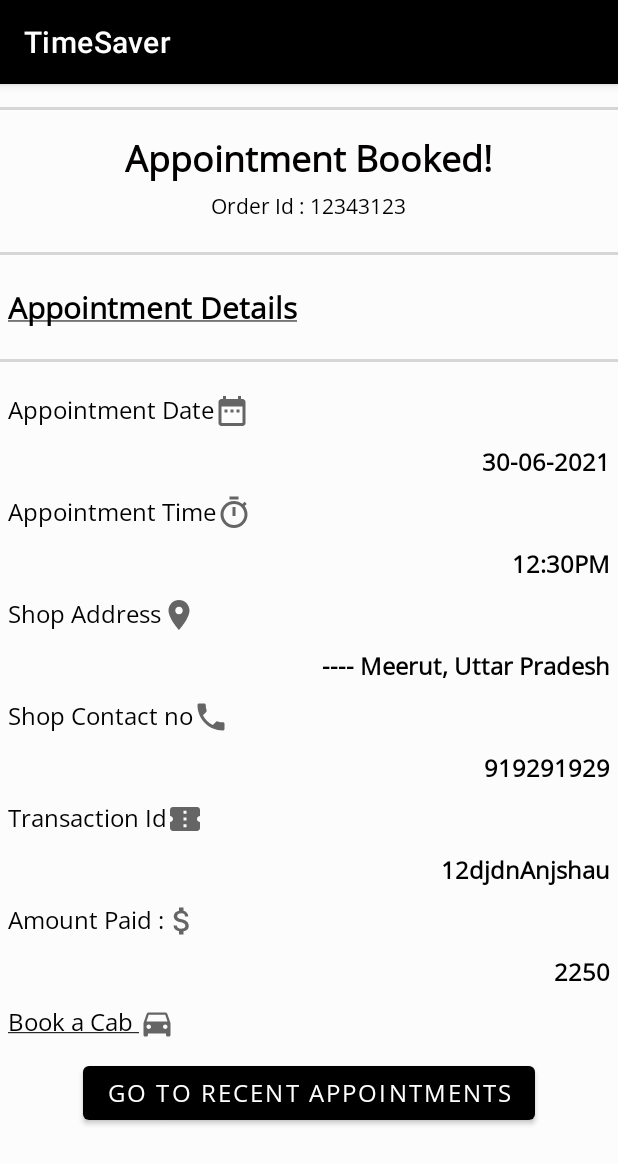
After one commit to abhinavshuklaa/GroomIt, an Android app: the OrderReceiptActivity screen opened directly, with no data from a screen before it, on a phone screen of 412 x 824 dp. The commit adds this screen. Shown: the top 1164 px of the screen. Run offline under Robolectric (Android 15) with nearby library versions, the phone set to English and light mode, and no system bars.

Commit message:
UI for Order Confirmation done

```diff
--- /dev/null
+++ b/time-saver/app/src/main/java/com/avenger/timesaver/ui/OrderReceiptActivity.java
@@ -0,0 +1,15 @@
+package com.avenger.timesaver.ui;
+
+import androidx.appcompat.app.AppCompatActivity;
+import com.avenger.timesaver.R;
+
+import android.os.Bundle;
+
+public class OrderReceiptActivity extends AppCompatActivity {
+
+    @Override
+    protected void onCreate(Bundle savedInstanceState) {
+        super.onCreate(savedInstanceState);
+        setContentView(R.layout.activity_order_receipt);
+    }
+}
--- a/time-saver/app/src/main/java/com/avenger/timesaver/ui/UserDetailsActivity.kt
+++ b/time-saver/app/src/main/java/com/avenger/timesaver/ui/UserDetailsActivity.kt
@@ -88,8 +88,8 @@ class UserDetailsActivity : AppCompatActivity(), OnMapReadyCallback,
         showCurrentPlace()
 
         findViewById<Button>(R.id.updateUserDetails).setOnClickListener {
-            gender = et_password.text.toString()
-            address = etLastname.text.toString()
+            gender = tvSelectedGender.text.toString()
+            address = et_password.text.toString()
             contact_number = et_repassword.text.toString()
             first_name = et_name.text.toString()
             lastname = etLastname.text.toString()
--- /dev/null
+++ b/time-saver/app/src/main/res/drawable/ic_baseline_attach_money_24.xml
@@ -0,0 +1,10 @@
+<vector xmlns:android="http://schemas.android.com/apk/res/android"
+    android:width="24dp"
+    android:height="24dp"
+    android:viewportWidth="24"
+    android:viewportHeight="24"
+    android:tint="?attr/colorControlNormal">
+  <path
+      android:fillColor="@android:color/white"
+      android:pathData="M11.8,10.9c-2.27,-0.59 -3,-1.2 -3,-2.15 0,-1.09 1.01,-1.85 2.7,-1.85 1.78,0 2.44,0.85 2.5,2.1h2.21c-0.07,-1.72 -1.12,-3.3 -3.21,-3.81V3h-3v2.16c-1.94,0.42 -3.5,1.68 -3.5,3.61 0,2.31 1.91,3.46 4.7,4.13 2.5,0.6 3,1.48 3,2.41 0,0.69 -0.49,1.79 -2.7,1.79 -2.06,0 -2.87,-0.92 -2.98,-2.1h-2.2c0.12,2.19 1.76,3.42 3.68,3.83V21h3v-2.15c1.95,-0.37 3.5,-1.5 3.5,-3.55 0,-2.84 -2.43,-3.81 -4.7,-4.4z"/>
+</vector>
--- /dev/null
+++ b/time-saver/app/src/main/res/drawable/ic_baseline_confirmation_number_24.xml
@@ -0,0 +1,10 @@
+<vector xmlns:android="http://schemas.android.com/apk/res/android"
+    android:width="24dp"
+    android:height="24dp"
+    android:viewportWidth="24"
+    android:viewportHeight="24"
+    android:tint="?attr/colorControlNormal">
+  <path
+      android:fillColor="@android:color/black"
+      android:pathData="M22,10V6c0,-1.11 -0.9,-2 -2,-2H4C2.9,4 2.01,4.89 2.01,6v4C3.11,10 4,10.9 4,12s-0.89,2 -2,2v4c0,1.1 0.9,2 2,2h16c1.1,0 2,-0.9 2,-2v-4c-1.1,0 -2,-0.9 -2,-2S20.9,10 22,10zM13,17.5h-2v-2h2V17.5zM13,13h-2v-2h2V13zM13,8.5h-2v-2h2V8.5z"/>
+</vector>
--- /dev/null
+++ b/time-saver/app/src/main/res/drawable/ic_baseline_date_range_24.xml
@@ -0,0 +1,10 @@
+<vector xmlns:android="http://schemas.android.com/apk/res/android"
+    android:width="24dp"
+    android:height="24dp"
+    android:viewportWidth="24"
+    android:viewportHeight="24"
+    android:tint="?attr/colorControlNormal">
+  <path
+      android:fillColor="@android:color/black"
+      android:pathData="M9,11L7,11v2h2v-2zM13,11h-2v2h2v-2zM17,11h-2v2h2v-2zM19,4h-1L18,2h-2v2L8,4L8,2L6,2v2L5,4c-1.11,0 -1.99,0.9 -1.99,2L3,20c0,1.1 0.89,2 2,2h14c1.1,0 2,-0.9 2,-2L21,6c0,-1.1 -0.9,-2 -2,-2zM19,20L5,20L5,9h14v11z"/>
+</vector>
--- /dev/null
+++ b/time-saver/app/src/main/res/drawable/ic_baseline_directions_car_24.xml
@@ -0,0 +1,10 @@
+<vector xmlns:android="http://schemas.android.com/apk/res/android"
+    android:width="24dp"
+    android:height="24dp"
+    android:viewportWidth="24"
+    android:viewportHeight="24"
+    android:tint="?attr/colorControlNormal">
+  <path
+      android:fillColor="@android:color/white"
+      android:pathData="M18.92,6.01C18.72,5.42 18.16,5 17.5,5h-11c-0.66,0 -1.21,0.42 -1.42,1.01L3,12v8c0,0.55 0.45,1 1,1h1c0.55,0 1,-0.45 1,-1v-1h12v1c0,0.55 0.45,1 1,1h1c0.55,0 1,-0.45 1,-1v-8l-2.08,-5.99zM6.5,16c-0.83,0 -1.5,-0.67 -1.5,-1.5S5.67,13 6.5,13s1.5,0.67 1.5,1.5S7.33,16 6.5,16zM17.5,16c-0.83,0 -1.5,-0.67 -1.5,-1.5s0.67,-1.5 1.5,-1.5 1.5,0.67 1.5,1.5 -0.67,1.5 -1.5,1.5zM5,11l1.5,-4.5h11L19,11L5,11z"/>
+</vector>
--- /dev/null
+++ b/time-saver/app/src/main/res/drawable/ic_baseline_local_phone_24.xml
@@ -0,0 +1,10 @@
+<vector xmlns:android="http://schemas.android.com/apk/res/android"
+    android:width="24dp"
+    android:height="24dp"
+    android:viewportWidth="24"
+    android:viewportHeight="24"
+    android:tint="?attr/colorControlNormal">
+  <path
+      android:fillColor="@android:color/white"
+      android:pathData="M6.62,10.79c1.44,2.83 3.76,5.14 6.59,6.59l2.2,-2.2c0.27,-0.27 0.67,-0.36 1.02,-0.24 1.12,0.37 2.33,0.57 3.57,0.57 0.55,0 1,0.45 1,1V20c0,0.55 -0.45,1 -1,1 -9.39,0 -17,-7.61 -17,-17 0,-0.55 0.45,-1 1,-1h3.5c0.55,0 1,0.45 1,1 0,1.25 0.2,2.45 0.57,3.57 0.11,0.35 0.03,0.74 -0.25,1.02l-2.2,2.2z"/>
+</vector>
--- /dev/null
+++ b/time-saver/app/src/main/res/drawable/ic_baseline_location_on_24.xml
@@ -0,0 +1,10 @@
+<vector xmlns:android="http://schemas.android.com/apk/res/android"
+    android:width="24dp"
+    android:height="24dp"
+    android:viewportWidth="24"
+    android:viewportHeight="24"
+    android:tint="?attr/colorControlNormal">
+  <path
+      android:fillColor="@android:color/black"
+      android:pathData="M12,2C8.13,2 5,5.13 5,9c0,5.25 7,13 7,13s7,-7.75 7,-13c0,-3.87 -3.13,-7 -7,-7zM12,11.5c-1.38,0 -2.5,-1.12 -2.5,-2.5s1.12,-2.5 2.5,-2.5 2.5,1.12 2.5,2.5 -1.12,2.5 -2.5,2.5z"/>
+</vector>
--- /dev/null
+++ b/time-saver/app/src/main/res/drawable/ic_baseline_timer_24.xml
@@ -0,0 +1,10 @@
+<vector xmlns:android="http://schemas.android.com/apk/res/android"
+    android:width="24dp"
+    android:height="24dp"
+    android:viewportWidth="24"
+    android:viewportHeight="24"
+    android:tint="?attr/colorControlNormal">
+  <path
+      android:fillColor="@android:color/black"
+      android:pathData="M15,1L9,1v2h6L15,1zM11,14h2L13,8h-2v6zM19.03,7.39l1.42,-1.42c-0.43,-0.51 -0.9,-0.99 -1.41,-1.41l-1.42,1.42C16.07,4.74 14.12,4 12,4c-4.97,0 -9,4.03 -9,9s4.02,9 9,9 9,-4.03 9,-9c0,-2.12 -0.74,-4.07 -1.97,-5.61zM12,20c-3.87,0 -7,-3.13 -7,-7s3.13,-7 7,-7 7,3.13 7,7 -3.13,7 -7,7z"/>
+</vector>
--- /dev/null
+++ b/time-saver/app/src/main/res/layout/activity_order_receipt.xml
@@ -0,0 +1,226 @@
+<?xml version="1.0" encoding="utf-8"?>
+<ScrollView xmlns:android="http://schemas.android.com/apk/res/android"
+    android:layout_width="match_parent"
+    android:layout_height="match_parent"
+    android:background="@color/contentBodyColor">
+
+
+    <LinearLayout xmlns:tools="http://schemas.android.com/tools"
+        android:layout_width="match_parent"
+        android:layout_height="match_parent"
+        android:orientation="vertical"
+        tools:context=".ui.OrderReceiptActivity">
+
+
+        <View
+            android:layout_width="match_parent"
+            android:layout_height="2dp"
+            android:layout_marginTop="15dp"
+            android:layout_marginBottom="15dp"
+            android:background="@color/quantum_grey" />
+
+        <TextView
+            style="@style/viewParent.headerText"
+            android:layout_width="wrap_content"
+            android:layout_height="wrap_content"
+            android:layout_gravity="center_horizontal"
+            android:text="Appointment Booked!"
+            android:textSize="24sp" />
+
+        <TextView
+            android:layout_width="wrap_content"
+            android:layout_height="wrap_content"
+            android:layout_gravity="center_horizontal"
+            android:layout_margin="5dp"
+            android:fontFamily="@font/open_sans"
+            android:text="Order Id : 12343123"
+            android:textColor="@color/black"
+            android:textSize="14sp" />
+
+
+        <View
+            android:layout_width="match_parent"
+            android:layout_height="2dp"
+            android:layout_marginTop="15dp"
+            android:layout_marginBottom="15dp"
+            android:background="@color/quantum_grey" />
+
+        <TextView
+            android:layout_width="wrap_content"
+            android:layout_height="wrap_content"
+            android:layout_margin="5dp"
+            android:fontFamily="@font/open_sans"
+            android:text="@string/appointment_details"
+            android:textColor="@color/black"
+            android:textSize="20sp"
+            android:textStyle="bold" />
+
+        <View
+            android:layout_width="match_parent"
+            android:layout_height="2dp"
+            android:layout_marginTop="15dp"
+            android:layout_marginBottom="15dp"
+            android:background="@color/quantum_grey" />
+
+
+        <TextView
+            android:layout_width="wrap_content"
+            android:layout_height="wrap_content"
+            android:layout_margin="5dp"
+            android:drawableEnd="@drawable/ic_baseline_date_range_24"
+            android:fontFamily="@font/open_sans"
+            android:text="Appointment Date"
+            android:textColor="@color/black"
+            android:textSize="16sp" />
+
+
+        <TextView
+            android:id="@+id/tvAppointmentDateFixed"
+            android:layout_width="wrap_content"
+            android:layout_height="wrap_content"
+            android:layout_gravity="right"
+            android:layout_margin="5dp"
+            android:fontFamily="@font/open_sans"
+            android:text="30-06-2021"
+            android:textColor="@color/black"
+            android:textSize="16sp"
+            android:textStyle="bold" />
+
+        <TextView
+            android:layout_width="wrap_content"
+            android:layout_height="wrap_content"
+            android:layout_margin="5dp"
+            android:drawableEnd="@drawable/ic_baseline_timer_24"
+            android:fontFamily="@font/open_sans"
+            android:text="Appointment Time"
+            android:textColor="@color/black"
+            android:textSize="16sp" />
+
+        <TextView
+            android:id="@+id/tvAppointmentTimeFixed"
+            android:layout_width="wrap_content"
+            android:layout_height="wrap_content"
+            android:layout_gravity="right"
+            android:layout_margin="5dp"
+            android:fontFamily="@font/open_sans"
+            android:text="12:30PM"
+            android:textColor="@color/black"
+            android:textSize="16sp"
+            android:textStyle="bold" />
+
+
+        <TextView
+            android:layout_width="wrap_content"
+            android:layout_height="wrap_content"
+            android:layout_margin="5dp"
+            android:drawableEnd="@drawable/ic_baseline_location_on_24"
+            android:fontFamily="@font/open_sans"
+            android:text="Shop Address"
+            android:textColor="@color/black"
+            android:textSize="16sp" />
+
+        <TextView
+            android:id="@+id/tvAppointmentLocation"
+            android:layout_width="wrap_content"
+            android:layout_height="wrap_content"
+            android:layout_gravity="right"
+            android:layout_margin="5dp"
+            android:fontFamily="@font/open_sans"
+            android:text="---- Meerut, Uttar Pradesh"
+            android:textColor="@color/black"
+            android:textSize="16sp"
+            android:textStyle="bold" />
+
+
+        <TextView
+            android:layout_width="wrap_content"
+            android:layout_height="wrap_content"
+            android:layout_margin="5dp"
+            android:drawableEnd="@drawable/ic_baseline_local_phone_24"
+            android:fontFamily="@font/open_sans"
+            android:text="Shop Contact no"
+            android:textColor="@color/black"
+            android:textSize="16sp" />
+
+        <TextView
+            android:id="@+id/tvAppointmentCall"
+            android:layout_width="wrap_content"
+            android:layout_height="wrap_content"
+            android:layout_gravity="right"
+            android:layout_margin="5dp"
+            android:fontFamily="@font/open_sans"
+            android:text="919291929"
+            android:textColor="@color/black"
+            android:textSize="16sp"
+            android:textStyle="bold" />
+
+
+        <TextView
+            android:layout_width="wrap_content"
+            android:layout_height="wrap_content"
+            android:layout_margin="5dp"
+            android:drawableEnd="@drawable/ic_baseline_confirmation_number_24"
+            android:fontFamily="@font/open_sans"
+            android:text="Transaction Id"
+            android:textColor="@color/black"
+            android:textSize="16sp" />
+
+        <TextView
+            android:id="@+id/tvTransactionIDAppointment"
+            android:layout_width="wrap_content"
+            android:layout_height="wrap_content"
+            android:layout_gravity="right"
+            android:layout_margin="5dp"
+            android:fontFamily="@font/open_sans"
+            android:text="12djdnAnjshau"
+            android:textColor="@color/black"
+            android:textSize="16sp"
+            android:textStyle="bold" />
+
+        <TextView
+            android:layout_width="wrap_content"
+            android:layout_height="wrap_content"
+            android:layout_margin="5dp"
+            android:drawableEnd="@drawable/ic_baseline_attach_money_24"
+            android:fontFamily="@font/open_sans"
+            android:text="Amount Paid :"
+            android:textColor="@color/black"
+            android:textSize="16sp" />
+
+        <TextView
+            android:id="@+id/tvAppointmentAmount"
+            android:layout_width="wrap_content"
+            android:layout_height="wrap_content"
+            android:layout_gravity="right"
+            android:layout_margin="5dp"
+            android:fontFamily="@font/open_sans"
+            android:text="2250"
+            android:textColor="@color/black"
+            android:textSize="16sp"
+            android:textStyle="bold" />
+
+        <TextView
+            android:layout_width="wrap_content"
+            android:layout_height="wrap_content"
+            android:layout_margin="5dp"
+            android:drawableEnd="@drawable/ic_baseline_directions_car_24"
+            android:fontFamily="@font/open_sans"
+            android:text="@string/book_a_cab"
+            android:textColor="@color/black"
+            android:textSize="16sp" />
+
+
+        <com.google.android.material.button.MaterialButton
+            android:layout_width="wrap_content"
+            android:layout_height="wrap_content"
+            android:layout_gravity="bottom|center_horizontal"
+            android:layout_margin="5dp"
+            android:fontFamily="@font/open_sans"
+            android:text="Go to Recent Appointments"
+            android:textColor="@color/white"
+            android:textSize="16sp" />
+
+
+    </LinearLayout>
+
+</ScrollView>
--- a/time-saver/app/src/main/res/layout/activity_spalsh.xml
+++ b/time-saver/app/src/main/res/layout/activity_spalsh.xml
@@ -1,15 +1,24 @@
 <?xml version="1.0" encoding="utf-8"?>
-<androidx.constraintlayout.widget.ConstraintLayout xmlns:android="http://schemas.android.com/apk/res/android"
-    xmlns:app="http://schemas.android.com/apk/res-auto"
+<com.google.android.material.card.MaterialCardView xmlns:android="http://schemas.android.com/apk/res/android"
     xmlns:tools="http://schemas.android.com/tools"
     android:layout_width="match_parent"
     android:layout_height="match_parent"
     tools:context=".ui.SpalshActivity">
 
+    <ImageView
+        android:layout_width="200dp"
+        android:layout_height="200dp"
+        android:layout_gravity="center"
+        android:src="@drawable/splash_icon" />
+
     <TextView
-        android:layout_width="match_parent"
-        android:layout_height="match_parent"
-        android:gravity="center"
-        android:text="Splash Screen wait..." />
+        android:layout_width="wrap_content"
+        android:layout_height="wrap_content"
+        android:layout_gravity="bottom|center_horizontal"
+        android:fontFamily="cursive"
+        android:text="Gloom It"
+        android:textColor="@color/black"
+        android:textSize="30sp" />
 
-</androidx.constraintlayout.widget.ConstraintLayout>
+
+</com.google.android.material.card.MaterialCardView>
--- a/time-saver/app/src/main/res/layout/activity_user_details.xml
+++ b/time-saver/app/src/main/res/layout/activity_user_details.xml
@@ -136,7 +136,7 @@
                 android:id="@+id/spinner_1"
                 android:layout_width="wrap_content"
                 android:layout_height="wrap_content"
-                android:layout_marginTop="6dp"
+                android:layout_marginTop="2dp"
                 android:layout_marginBottom="10dp" />
 
         </LinearLayout>
--- a/time-saver/app/src/main/res/layout/fragment_shop.xml
+++ b/time-saver/app/src/main/res/layout/fragment_shop.xml
@@ -1,15 +1,29 @@
 <?xml version="1.0" encoding="utf-8"?>
-<FrameLayout xmlns:android="http://schemas.android.com/apk/res/android"
+<LinearLayout xmlns:android="http://schemas.android.com/apk/res/android"
     xmlns:tools="http://schemas.android.com/tools"
     android:layout_width="match_parent"
+    android:orientation="vertical"
     android:layout_height="match_parent"
     tools:context=".ui.ShopFragment">
 
-    <!-- TODO: Update blank fragment layout -->
     <TextView
         android:layout_width="match_parent"
+        android:layout_height="wrap_content"
+        android:gravity="top"
+        android:fontFamily="@font/open_sans"
+        android:textColor="@color/black"
+        android:layout_margin="10dp"
+        android:textStyle="bold"
+        android:textSize="18sp"
+        android:text="@string/trending_grooming_products" />
+
+
+    <androidx.recyclerview.widget.RecyclerView
+        android:layout_width="match_parent"
         android:layout_height="match_parent"
-        android:gravity="center"
-        android:text="icons Need To Be Changed" />
+        android:id="@+id/recyclerViewShoppingList"
+        android:layout_margin="10dp"/>
 
-</FrameLayout>
+
+
+</LinearLayout>
--- /dev/null
+++ b/time-saver/app/src/main/res/layout/item_layout_shopping_item.xml
@@ -0,0 +1,64 @@
+<?xml version="1.0" encoding="utf-8"?>
+<androidx.cardview.widget.CardView xmlns:android="http://schemas.android.com/apk/res/android"
+    xmlns:app="http://schemas.android.com/apk/res-auto"
+    android:id="@+id/shopCard"
+    android:layout_width="wrap_content"
+    android:layout_height="wrap_content"
+    android:layout_margin="5dp"
+    android:elevation="10dp"
+    app:cardCornerRadius="14dp">
+
+    <androidx.constraintlayout.widget.ConstraintLayout
+        android:layout_width="wrap_content"
+        android:layout_height="wrap_content">
+
+        <ImageView
+            android:id="@+id/shopImage"
+            android:layout_width="180dp"
+            android:layout_height="230dp"
+            android:scaleType="centerCrop"
+            app:layout_constraintBottom_toTopOf="@id/shopBrand"
+            app:layout_constraintStart_toStartOf="parent"
+            app:layout_constraintTop_toTopOf="parent" />
+
+        <TextView
+            android:id="@+id/shopBrand"
+            android:layout_width="wrap_content"
+            android:layout_height="wrap_content"
+            android:layout_marginStart="10dp"
+            android:fontFamily="@font/open_sans"
+            android:text="bmsdfsdsdf"
+            android:textColor="@color/black"
+            android:textSize="14sp"
+            android:textStyle="bold"
+            app:layout_constraintStart_toStartOf="parent"
+            app:layout_constraintTop_toBottomOf="@id/shopImage" />
+
+        <TextView
+            android:id="@+id/shopTitle"
+            android:layout_width="wrap_content"
+            android:layout_height="wrap_content"
+            android:layout_marginStart="10dp"
+            android:fontFamily="@font/open_sans"
+            android:text="bmsdfsdsdf"
+            android:textSize="14sp"
+            app:layout_constraintStart_toStartOf="parent"
+            app:layout_constraintTop_toBottomOf="@id/shopBrand" />
+
+        <TextView
+            android:id="@+id/shopPrice"
+            android:layout_width="wrap_content"
+            android:layout_height="wrap_content"
+            android:layout_marginStart="10dp"
+            android:fontFamily="@font/open_sans"
+            android:paddingBottom="10dp"
+            android:text="bmsdfsdsdf"
+            android:textColor="@color/black"
+            android:textSize="14sp"
+            android:textStyle="bold"
+            app:layout_constraintStart_toStartOf="parent"
+            app:layout_constraintTop_toBottomOf="@id/shopTitle" />
+
+
+    </androidx.constraintlayout.widget.ConstraintLayout>
+</androidx.cardview.widget.CardView>
--- a/time-saver/app/src/main/res/values/strings.xml
+++ b/time-saver/app/src/main/res/values/strings.xml
@@ -16,5 +16,8 @@
     <string name="please_enter_your_shop_details"><u>
         Please Enter Your Shop Details</u></string>
     <string name="set_the_date">Set the Date</string>
+    <string name="trending_grooming_products"><u>Trending Grooming Products :</u></string>
+    <string name="appointment_details"><u>Appointment Details</u></string>
+    <string name="book_a_cab"><u>Book a Cab </u></string>
 
 </resources>
```
Also changed, not shown: time-saver/app/src/main/AndroidManifest.xml (+4 -8 lines), time-saver/app/src/main/res/drawable/splash_icon.png (added).
